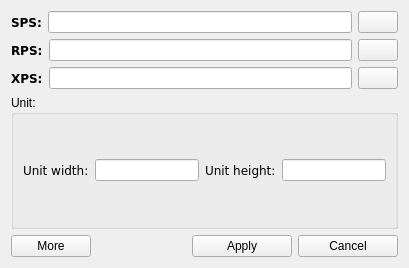
Above: qjd_sps_openfile.ui from xtfllbl/Paint-SPS before the change. Below: the same form after it.
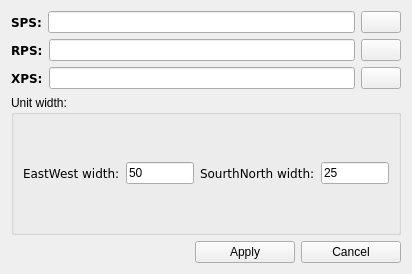
That is the form after the change. Icons and pictures are not drawn.

The edit to the form file:
```diff
--- a/qjd_sps_openfile.ui
+++ b/qjd_sps_openfile.ui
@@ -9,8 +9,8 @@
    <rect>
     <x>0</x>
     <y>0</y>
-    <width>409</width>
-    <height>268</height>
+    <width>412</width>
+    <height>274</height>
    </rect>
   </property>
   <property name="windowTitle">
@@ -166,7 +166,7 @@
    <item row="3" column="0">
     <widget class="QGroupBox" name="groupUnit">
      <property name="title">
-      <string>Unit:</string>
+      <string>Unit width:</string>
      </property>
      <layout class="QGridLayout" name="gridLayout_2">
       <item row="0" column="0">
@@ -179,12 +179,16 @@
            </font>
           </property>
           <property name="text">
-           <string>Unit width:</string>
+           <string>EastWest width:</string>
           </property>
          </widget>
         </item>
         <item>
-         <widget class="QLineEdit" name="lineSingleWid"/>
+         <widget class="QLineEdit" name="lineSingleWid">
+          <property name="text">
+           <string>50</string>
+          </property>
+         </widget>
         </item>
         <item>
          <widget class="QLabel" name="label_5">
@@ -194,12 +198,16 @@
            </font>
           </property>
           <property name="text">
-           <string>Unit height:</string>
+           <string>SourthNorth width:</string>
           </property>
          </widget>
         </item>
         <item>
-         <widget class="QLineEdit" name="lineSingleHei"/>
+         <widget class="QLineEdit" name="lineSingleHei">
+          <property name="text">
+           <string>25</string>
+          </property>
+         </widget>
         </item>
        </layout>
       </item>
@@ -208,16 +216,6 @@
    </item>
    <item row="4" column="0">
     <layout class="QHBoxLayout" name="horizontalLayout_4">
-     <item>
-      <widget class="QPushButton" name="pushButton_2">
-       <property name="text">
-        <string>More</string>
-       </property>
-       <property name="checkable">
-        <bool>true</bool>
-       </property>
-      </widget>
-     </item>
      <item>
       <spacer name="horizontalSpacer">
        <property name="orientation">
```
Left out of the diff: 23 changed lines with no effect on the pictures.
